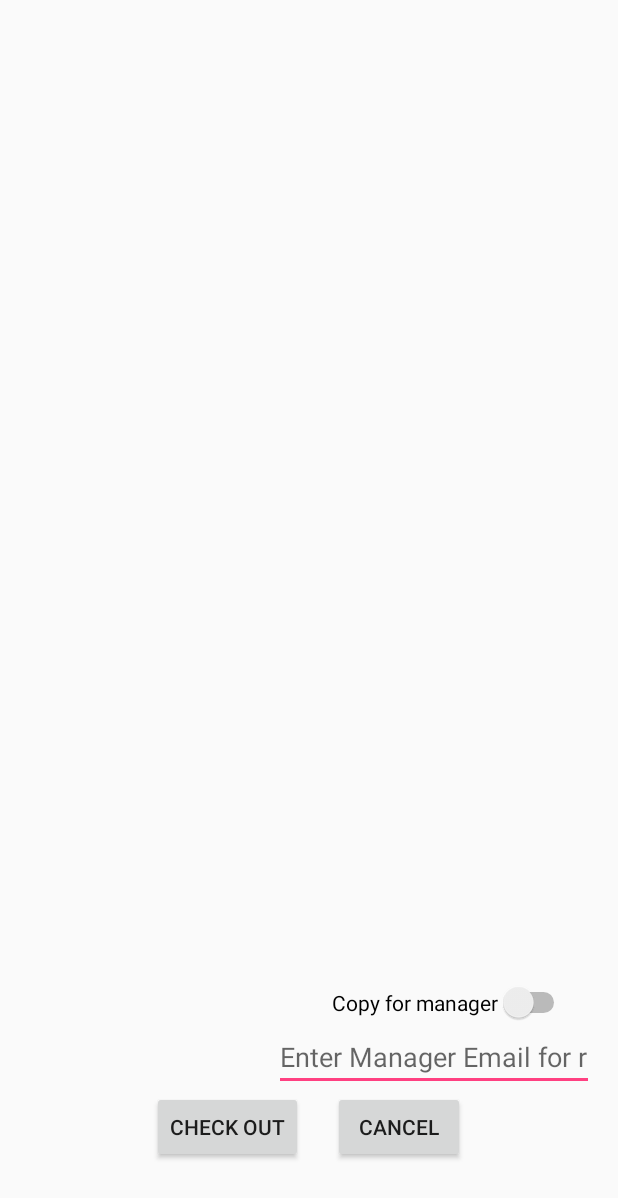
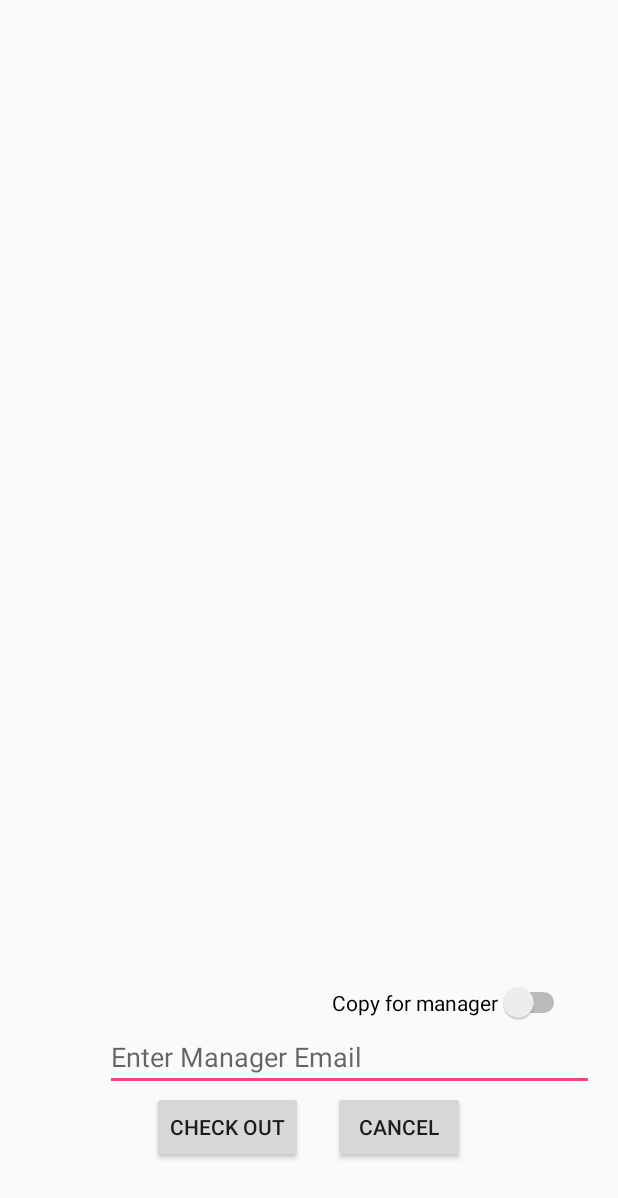
Before and after one commit to 026rus/ceapp, an Android app: the layout activity_out.xml on its own in the app's theme, with its tools: preview values and no code run, on a phone screen of 412 x 824 dp. Shown: the top 1198 px of the screen. Run offline under Robolectric (Android 15) with nearby library versions, the phone set to English and light mode, and no system bars.

Commit message:
fixing manager Email fild

```diff
--- a/app/src/main/java/com/example/borodin/cecheckinout/Utilities.java
+++ b/app/src/main/java/com/example/borodin/cecheckinout/Utilities.java
@@ -24,7 +24,7 @@ public final class Utilities
 	public static void print(String tag, String str)
 	{
 		// uncoment befor testing app
-		Log.d(tag, str);
+		// Log.d(tag, str);
 	}
 
 	public static boolean isNetworkAvailable(Context context)
--- a/app/src/main/res/layout/activity_out.xml
+++ b/app/src/main/res/layout/activity_out.xml
@@ -48,12 +48,12 @@
 			android:layout_marginRight = "16dp"
 			/>
 		<EditText
-			android:layout_width = "wrap_content"
+			android:layout_width = "326dp"
 			android:layout_height = "wrap_content"
 			android:inputType = "textEmailAddress"
 			android:ems = "10"
 			android:id = "@+id/managerEmailCopy"
-			android:hint="Enter Manager Email for report copy"
+			android:hint="Enter Manager Email"
 			/>
 
 	</LinearLayout>
```
Also changed, not shown: 1 other file.
